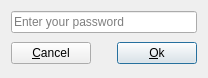
This is src/passwordwindow.ui in thomas-picariello/SDTP as Qt 5 draws it before an edit. The edited form follows.
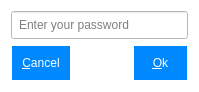
This is the edited form. Icons and pictures are not drawn.

Commit message: Playing with UI stylesheets

The edit to the form file:
```diff
--- a/src/passwordwindow.ui
+++ b/src/passwordwindow.ui
@@ -9,8 +9,8 @@
    <rect>
     <x>0</x>
     <y>0</y>
-    <width>202</width>
-    <height>78</height>
+    <width>199</width>
+    <height>89</height>
    </rect>
   </property>
   <property name="focusPolicy">
@@ -23,6 +23,32 @@
    <iconset resource="../res/res.qrc">
     <normaloff>:/icon/app_icon.png</normaloff>:/icon/app_icon.png</iconset>
   </property>
+  <property name="styleSheet">
+   <string notr="true">/*Global*/
+QWidget{
+background-color:white;
+}
+
+/*QPushButton*/
+QPushButton{
+background-color:#08f;
+color:white;
+border:none;
+padding: 10 10;
+margin:1;
+}
+QPushButton::hover{
+background-color:#09f;
+}
+QPushButton::pressed{
+background-color:#07f;
+}
+
+/*QLineEdit*/
+QLineEdit{
+padding:5;
+}</string>
+  </property>
   <layout class="QVBoxLayout" name="verticalLayout">
    <item>
     <widget class="QLineEdit" name="password">
@@ -38,6 +64,12 @@
     <layout class="QHBoxLayout" name="horizontalLayout">
      <item>
       <widget class="QPushButton" name="cancel">
+       <property name="sizePolicy">
+        <sizepolicy hsizetype="MinimumExpanding" vsizetype="Fixed">
+         <horstretch>0</horstretch>
+         <verstretch>0</verstretch>
+        </sizepolicy>
+       </property>
        <property name="focusPolicy">
         <enum>Qt::NoFocus</enum>
        </property>
@@ -49,18 +81,24 @@
      <item>
       <spacer name="verticalSpacer">
        <property name="orientation">
-        <enum>Qt::Vertical</enum>
+        <enum>Qt::Horizontal</enum>
        </property>
        <property name="sizeHint" stdset="0">
         <size>
-         <width>20</width>
-         <height>40</height>
+         <width>40</width>
+         <height>20</height>
         </size>
        </property>
       </spacer>
      </item>
      <item>
       <widget class="QPushButton" name="ok">
+       <property name="sizePolicy">
+        <sizepolicy hsizetype="MinimumExpanding" vsizetype="Fixed">
+         <horstretch>0</horstretch>
+         <verstretch>0</verstretch>
+        </sizepolicy>
+       </property>
        <property name="text">
         <string>&amp;Ok</string>
        </property>
```
The commit also changes 5 other files.
